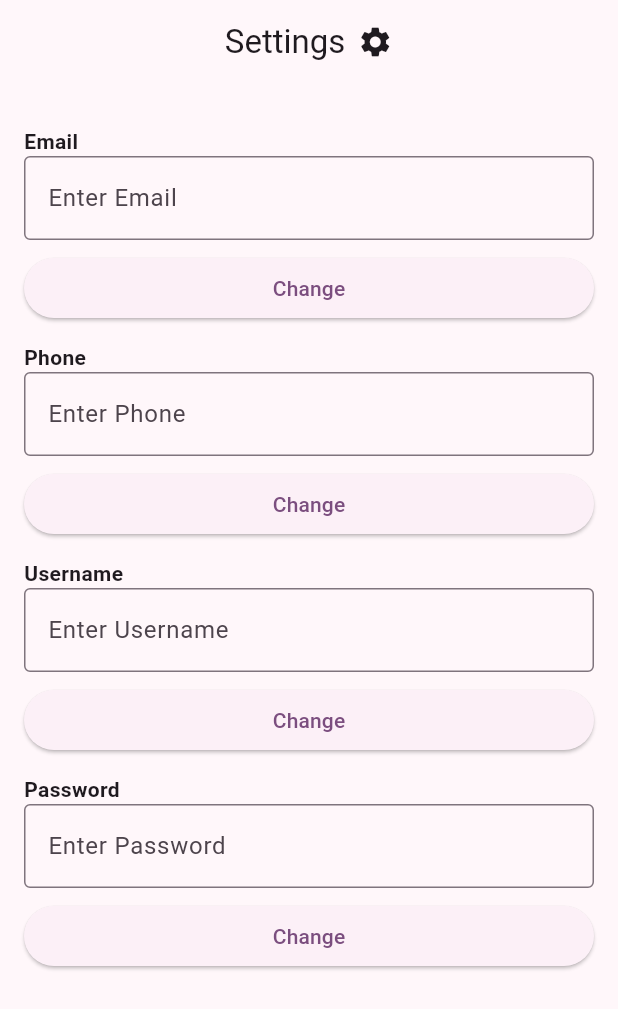
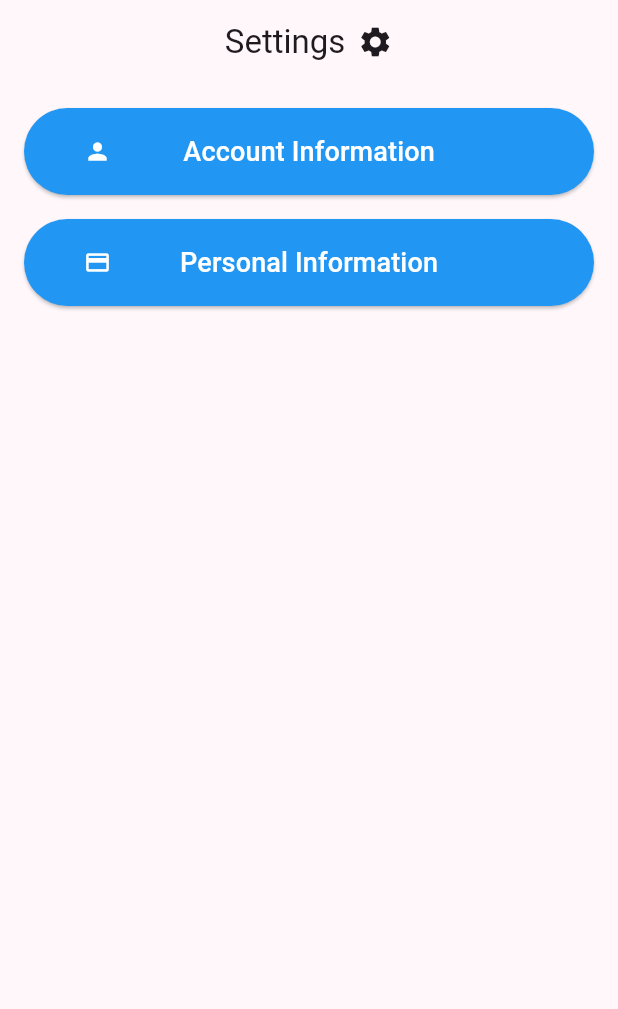
Before and after one commit to LaTechBen/Capstone, a Flutter app: the SettingsPage screen opened directly, on a phone screen of 412 x 824 dp. Shown: the top 1009 px of the screen. Run offline on Flutter 3.47's test engine with Material 3 defaults, Android fonts, the phone set to English and light mode, and no system bars.

Commit message:
Correcting the Settings Page to include other pages: - Added the accountinfo_page.dart which includes profile picture, and buttons to interact with uploading and taking picture - Added the personalinfo_page.dart which includes the text boxes for email, phone, username, password; aswell as, a button under each to change. - Added functional buttons to navigate back and forth through the pages
(* Most elements are just UI and not functional yet *)

```diff
--- a/accentuate/lib/settings_page.dart
+++ b/accentuate/lib/settings_page.dart
@@ -1,4 +1,6 @@
 import 'package:flutter/material.dart';
+import 'personalinfo_page.dart';
+import 'accountinfo_page.dart';
 
 void main() {
   runApp(const MyApp());
@@ -39,56 +41,71 @@ class SettingsPage extends StatelessWidget {
           ],
         ),
       ),
-      body: const SettingsList(),
+      body: const SettingsBody(),
     );
   }
 }
 
-// Displays the Email, Phone, Username, and Password text fields using ListView
-class SettingsList extends StatelessWidget {
-  const SettingsList({Key? key}) : super(key: key);
+class SettingsBody extends StatelessWidget {
+  const SettingsBody({Key? key}) : super(key: key);
 
   @override
   Widget build(BuildContext context) {
-    return ListView(
+    return Padding(
       padding: const EdgeInsets.all(16.0),
-      children: <Widget>[
-        _buildTextFieldWithButton('Email'),
-        _buildTextFieldWithButton('Phone'),
-        _buildTextFieldWithButton('Username'),
-        _buildTextFieldWithButton('Password'),
-      ],
+      child: Column(
+        crossAxisAlignment: CrossAxisAlignment.stretch,
+        children: [
+          SettingsButton(icon: Icons.person, text: 'Account Information'),
+          const SizedBox(height: 16),
+          SettingsButton(icon: Icons.credit_card, text: 'Personal Information'),
+        ],
+      ),
     );
   }
 }
 
-// Helper Method to build the view.
-// Includes a 'change' button
-Widget _buildTextFieldWithButton(String label) {
-  return Column(
-    crossAxisAlignment: CrossAxisAlignment.start,
-    children: <Widget>[
-      const SizedBox(height: 12),
-      Text(
-        label,
-        style: const TextStyle(fontWeight: FontWeight.bold),
+class SettingsButton extends StatelessWidget {
+  final IconData icon;
+  final String text;
+
+  SettingsButton({required this.icon, required this.text});
+
+  @override
+  Widget build(BuildContext context) {
+    return ElevatedButton(
+      onPressed: () {
+        // Button Logic here
+        if (text == 'Account Information') {
+            Navigator.push(
+            context,
+            MaterialPageRoute(builder: (context) => const AccountInfoPage()),
+          );
+        } else if (text == 'Personal Information') {
+            Navigator.push(
+            context,
+            MaterialPageRoute(builder: (context) => const PersonalInfoPage()),
+          );
+        }
+      },
+      style: ElevatedButton.styleFrom(
+        backgroundColor: Colors.blue,
+        foregroundColor: Colors.white,
+      ),
+      child: Padding(
+        padding: const EdgeInsets.all(16.0),
+        child: Row(
+          mainAxisAlignment: MainAxisAlignment.spaceBetween,
+          children: [
+            Icon(icon),
+            Text(
+              text,
+              style: const TextStyle(fontSize: 18),
+            ),
+            Opacity(opacity: 0, child: Icon(icon)),
+          ],
         ),
-        TextField(
-          decoration: InputDecoration(
-            hintText: 'Enter $label',
-            border: const OutlineInputBorder()
-          ),
-        ),
-        const SizedBox(height: 8),
-        SizedBox(
-          width: double.infinity,
-          child: ElevatedButton(
-            onPressed: () {
-              // IMPLEMENT 'CHANGE' BUTTON FUNCTION HERE
-            },
-            child: const Text('Change'),
-          ),
-        ),
-    ],
-  );
+      ),
+    );
+  }
 }
```
Also changed, not shown: accentuate/lib/accountinfo_page.dart (added, +80 -0 lines), accentuate/lib/personalinfo_page.dart (added, +100 -0 lines).
